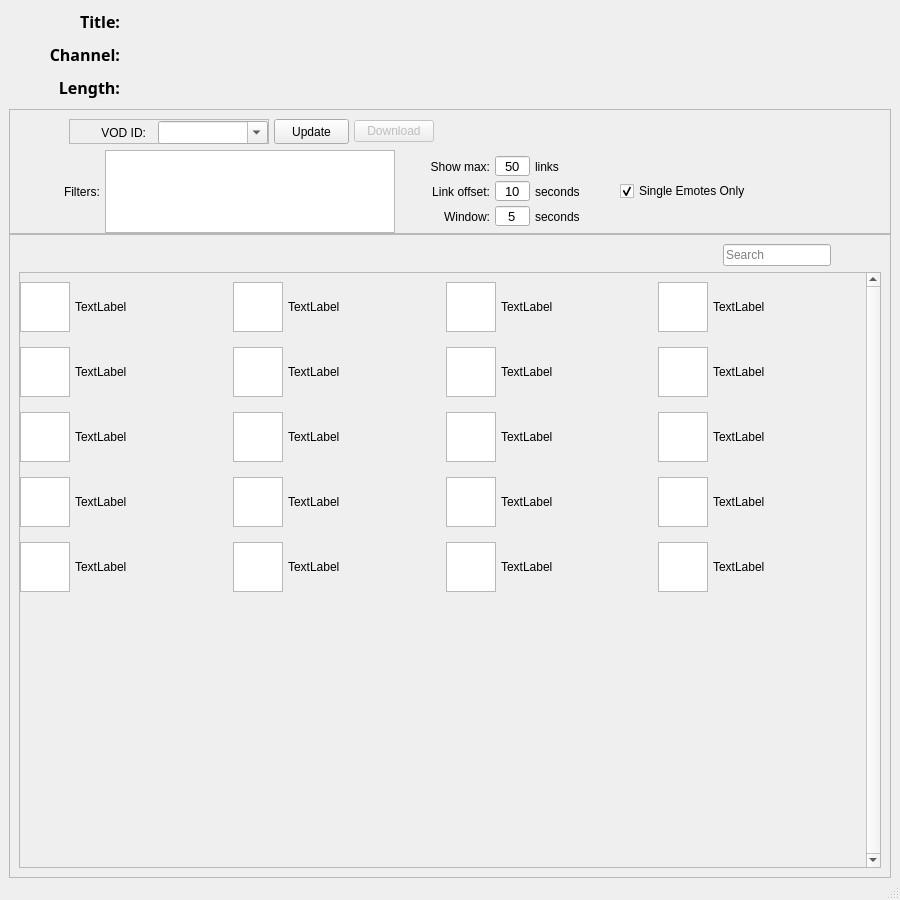
Old version of the form BasicForm.ui in the repository benmurphy7/twitch-crops.
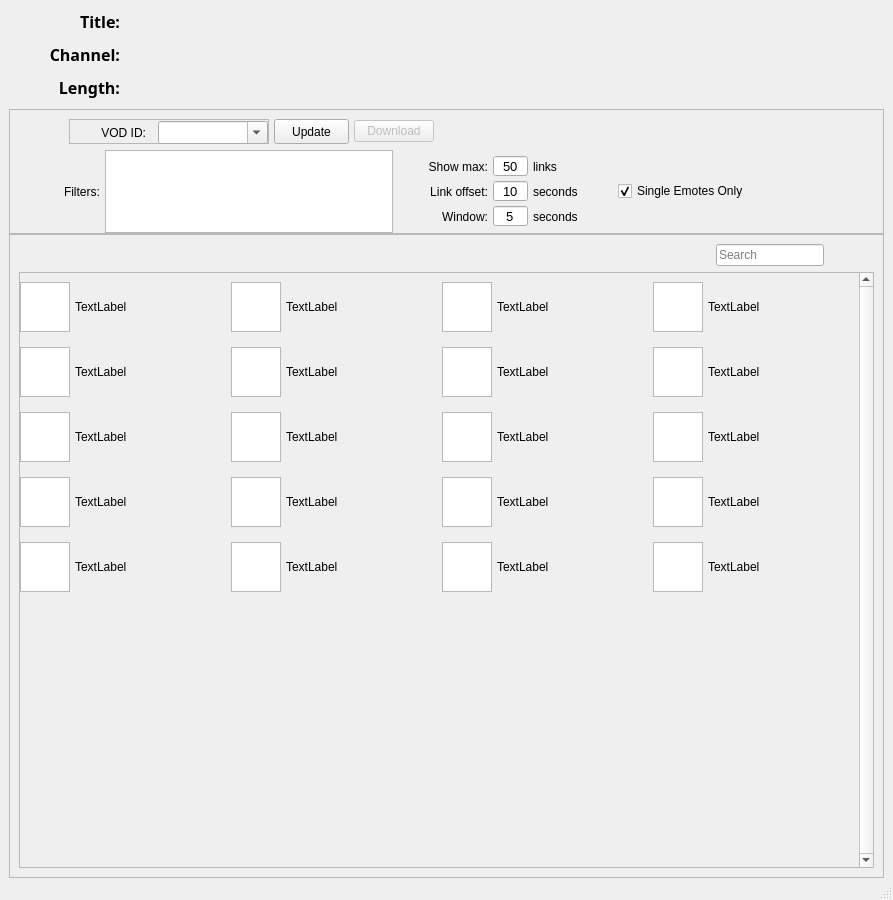
New version of the form.

Commit message: More filter options + tool tip

Patch:
```diff
--- a/BasicForm.ui
+++ b/BasicForm.ui
@@ -9,7 +9,7 @@
    <rect>
     <x>0</x>
     <y>0</y>
-    <width>900</width>
+    <width>893</width>
     <height>900</height>
    </rect>
   </property>
@@ -872,7 +872,7 @@
              </property>
              <property name="sizeHint" stdset="0">
               <size>
-               <width>110</width>
+               <width>105</width>
                <height>20</height>
               </size>
              </property>
@@ -1028,7 +1028,7 @@
            <rect>
             <x>0</x>
             <y>0</y>
-            <width>843</width>
+            <width>836</width>
             <height>581</height>
            </rect>
           </property>
```
Left out of the diff: 1252 changed lines with no effect on the pictures. The commit also changes 1 other file.
